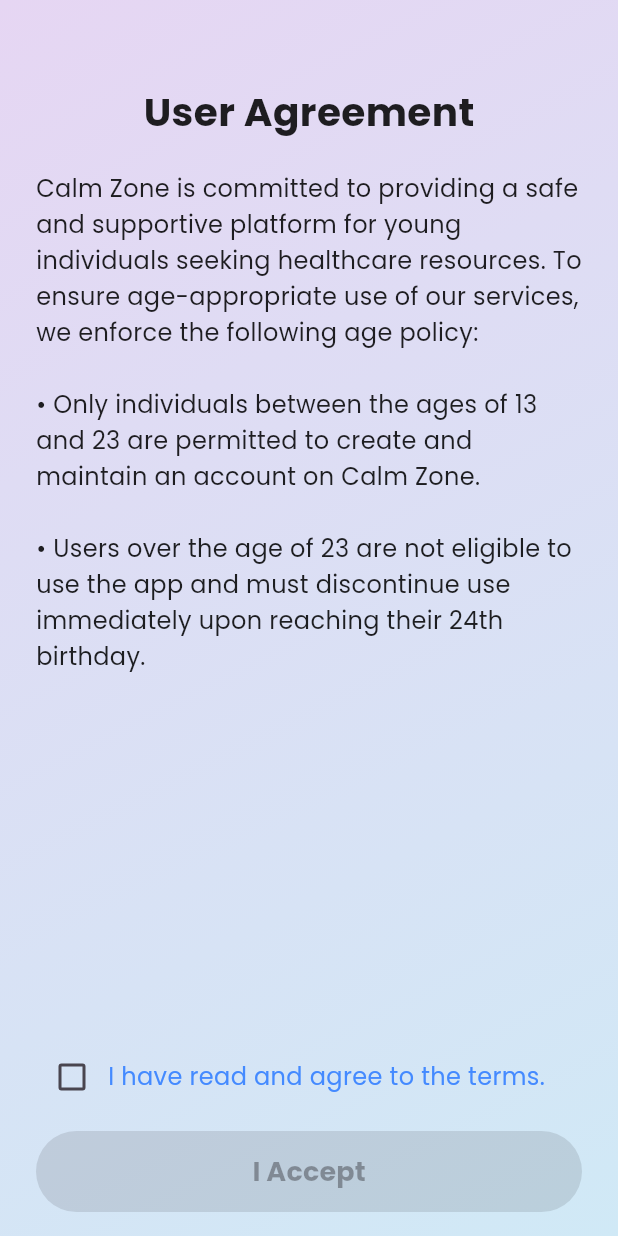
After one commit to shoaib3474/Caress-Care, a Flutter app: the screen it shows after launch, on a phone screen of 412 x 824 dp. The commit adds this screen. Run offline on Flutter 3.47's test engine with Material 3 defaults, Android fonts, the phone set to English and light mode, and no system bars; our stand-ins replace firebase_auth, firebase_core, get, google_fonts, lottie; accounts and stored records are empty.

Commit message:
update the logo

```diff
--- a/lib/customs/custom_button.dart
+++ b/lib/customs/custom_button.dart
@@ -1,4 +1,4 @@
-// ignore_for_file: deprecated_member_use
+// ignore_for_file: deprecated_member_use, unused_field
 
 import 'package:caress_care/utils/const/app_colors.dart';
 import 'package:flutter/material.dart';
--- a/lib/gen/assets.gen.dart
+++ b/lib/gen/assets.gen.dart
@@ -25,8 +25,12 @@ class $AssetsImagesGen {
   /// File path: assets/images/bigCart.png
   AssetGenImage get bigCart => const AssetGenImage('assets/images/bigCart.png');
 
+  /// File path: assets/images/calm_zone_logo.png
+  AssetGenImage get calmZoneLogo =>
+      const AssetGenImage('assets/images/calm_zone_logo.png');
+
   /// List of all assets
-  List<AssetGenImage> get values => [bigCart];
+  List<AssetGenImage> get values => [bigCart, calmZoneLogo];
 }
 
 class Assets {
--- a/lib/routes/app_routes.dart
+++ b/lib/routes/app_routes.dart
@@ -1,3 +1,4 @@
+import 'package:caress_care/view/screens/auth/agreement_screen.dart';
 import 'package:caress_care/view/screens/check_list_screen.dart';
 import 'package:caress_care/view/screens/doctor_ref_screen.dart';
 import 'package:caress_care/view/screens/mod_sclection_screen.dart';
@@ -17,6 +18,7 @@ class AppRoutes {
   static const String checklistScreen = '/ChecklistScreen';
   static const String videoRefScreen = '/VideoRefScreen';
   static const String doctorRefScreen = '/DoctorRefScreen';
+  static const String agreementScreen = '/AgreementScreen';
 
   static final routes = [
     GetPage(name: splash, page: () => const SplashScreen()),
@@ -27,5 +29,6 @@ class AppRoutes {
     GetPage(name: checklistScreen, page: () => const ChecklistScreen()),
     GetPage(name: videoRefScreen, page: () => VideoRefScreen()),
     GetPage(name: doctorRefScreen, page: () => DoctorRefScreen()),
+    GetPage(name: agreementScreen, page: () => AgreementScreen()),
   ];
 }
--- /dev/null
+++ b/lib/view/screens/auth/agreement_screen.dart
@@ -0,0 +1,118 @@
+import 'package:caress_care/gen/assets.gen.dart';
+import 'package:caress_care/routes/app_routes.dart';
+import 'package:flutter/material.dart';
+import 'package:get/get.dart';
+
+class AgreementScreen extends StatefulWidget {
+  const AgreementScreen({super.key});
+
+  @override
+  State<AgreementScreen> createState() => _AgreementScreenState();
+}
+
+class _AgreementScreenState extends State<AgreementScreen> {
+  bool _isChecked = false;
+
+  void _onAccept() {
+    if (_isChecked) {
+      Get.offAllNamed(AppRoutes.register);
+    }
+  }
+
+  @override
+  Widget build(BuildContext context) {
+    return Scaffold(
+      body: Container(
+        decoration: const BoxDecoration(
+          gradient: LinearGradient(
+            colors: [Color(0xFFE6D6F3), Color(0xFFD0E9F6)],
+            begin: Alignment.topLeft,
+            end: Alignment.bottomRight,
+          ),
+        ),
+        child: SafeArea(
+          child: Padding(
+            padding: const EdgeInsets.symmetric(horizontal: 24.0, vertical: 16),
+            child: Column(
+              children: [
+                const SizedBox(height: 20),
+
+                const SizedBox(height: 20),
+                const Text(
+                  'User Agreement',
+                  style: TextStyle(
+                    fontSize: 26,
+                    fontWeight: FontWeight.bold,
+                    color: Colors.black87,
+                  ),
+                ),
+                const SizedBox(height: 20),
+                Expanded(
+                  child: SingleChildScrollView(
+                    child: const Text(
+                      '''Calm Zone is committed to providing a safe and supportive platform for young individuals seeking healthcare resources. To ensure age-appropriate use of our services, we enforce the following age policy:
+
+• Only individuals between the ages of 13 and 23 are permitted to create and maintain an account on Calm Zone.
+
+• Users over the age of 23 are not eligible to use the app and must discontinue use immediately upon reaching their 24th birthday.''',
+                      style: TextStyle(
+                        fontSize: 16,
+                        color: Colors.black87,
+                        height: 1.5,
+                      ),
+                    ),
+                  ),
+                ),
+                const SizedBox(height: 20),
+                Row(
+                  children: [
+                    Checkbox(
+                      value: _isChecked,
+                      onChanged: (value) {
+                        setState(() {
+                          _isChecked = value ?? false;
+                        });
+                      },
+                    ),
+                    const Expanded(
+                      child: Text(
+                        'I have read and agree to the terms.',
+                        style: TextStyle(
+                          fontSize: 16,
+                          color: Colors.blueAccent,
+                        ),
+                      ),
+                    ),
+                  ],
+                ),
+                const SizedBox(height: 12),
+                SizedBox(
+                  width: double.infinity,
+                  child: ElevatedButton(
+                    onPressed: _isChecked ? _onAccept : null,
+                    style: ElevatedButton.styleFrom(
+                      backgroundColor: const Color(0xFFDCCEF9),
+                      foregroundColor: Colors.white,
+                      padding: const EdgeInsets.symmetric(vertical: 14),
+                      shape: RoundedRectangleBorder(
+                        borderRadius: BorderRadius.circular(30),
+                      ),
+                      elevation: 6,
+                    ),
+                    child: const Text(
+                      'I Accept',
+                      style: TextStyle(
+                        fontSize: 18,
+                        fontWeight: FontWeight.bold,
+                      ),
+                    ),
+                  ),
+                ),
+              ],
+            ),
+          ),
+        ),
+      ),
+    );
+  }
+}
--- a/lib/view/screens/auth/login_screen.dart
+++ b/lib/view/screens/auth/login_screen.dart
@@ -8,7 +8,6 @@ import 'package:caress_care/utils/const/app_text.dart';
 import 'package:flutter/gestures.dart';
 import 'package:flutter/material.dart';
 import 'package:get/get.dart';
-import 'package:lottie/lottie.dart';
 
 class LoginScreen extends StatefulWidget {
   const LoginScreen({super.key});
@@ -36,7 +35,10 @@ class _LoginScreenState extends State<LoginScreen> {
               // spacing: 10,
               children: [
                 Center(
-                  child: Lottie.asset(Assets.anim.splashImageAnim, width: 200),
+                  child: Image.asset(
+                    Assets.images.calmZoneLogo.path,
+                    width: 300,
+                  ),
                 ),
                 const Text(
                   'Welcome Back!',
@@ -51,6 +53,7 @@ class _LoginScreenState extends State<LoginScreen> {
                 SizedBox(height: 10),
                 CustomTextField(
                   controller: pwCtrl,
+                  isPassword: true,
                   hintText: 'Enter Your Password',
                 ),
 
--- a/lib/view/screens/auth/register_screen.dart
+++ b/lib/view/screens/auth/register_screen.dart
@@ -42,7 +42,10 @@ class _RegisterScreenState extends State<RegisterScreen> {
             child: Column(
               children: [
                 Center(
-                  child: Lottie.asset(Assets.anim.splashImageAnim, width: 180),
+                  child: Image.asset(
+                    Assets.images.calmZoneLogo.path,
+                    width: 300,
+                  ),
                 ),
                 const SizedBox(height: 8),
                 const Text(
--- a/lib/view/screens/splash_screen.dart
+++ b/lib/view/screens/splash_screen.dart
@@ -4,7 +4,6 @@ import 'package:caress_care/utils/const/app_colors.dart';
 import 'package:caress_care/utils/const/app_text.dart';
 import 'package:flutter/material.dart';
 import 'package:get/get.dart';
-import 'package:lottie/lottie.dart';
 
 class SplashScreen extends StatefulWidget {
   const SplashScreen({super.key});
@@ -17,7 +16,7 @@ class _SplashScreenState extends State<SplashScreen> {
   void initState() {
     super.initState();
     Future.delayed(const Duration(milliseconds: 300), () {
-      Get.offNamed(AppRoutes.login);
+      Get.offNamed(AppRoutes.agreementScreen);
     });
   }
 
@@ -39,7 +38,7 @@ class _SplashScreenState extends State<SplashScreen> {
           children: [
             // Circle with icon
             Center(
-              child: Lottie.asset(Assets.anim.splashImageAnim, width: 200),
+              child: Image.asset(Assets.images.calmZoneLogo.path, width: 300),
             ),
             const SizedBox(height: 30),
 
```
Also changed, not shown: assets/images/calm_zone_logo.png (added).
